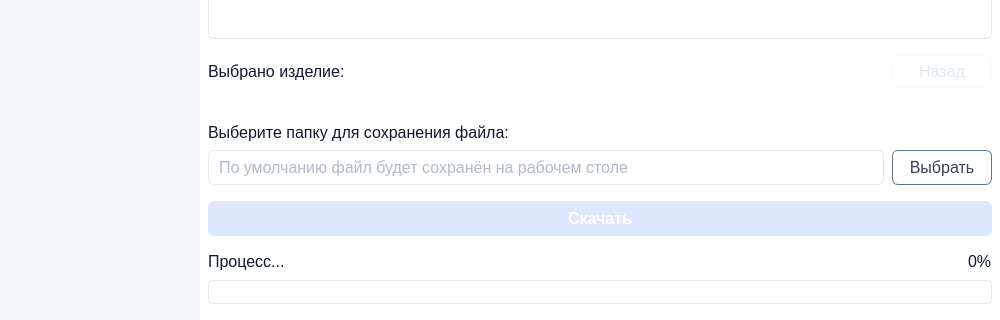
Before: the Qt Designer form ui/mainUI.ui in pntech-dev/File-Archive, drawn with Qt 5; both pictures show x 0 to 1000 and y 380 to 700 of the 1000 by 700 pixel window.
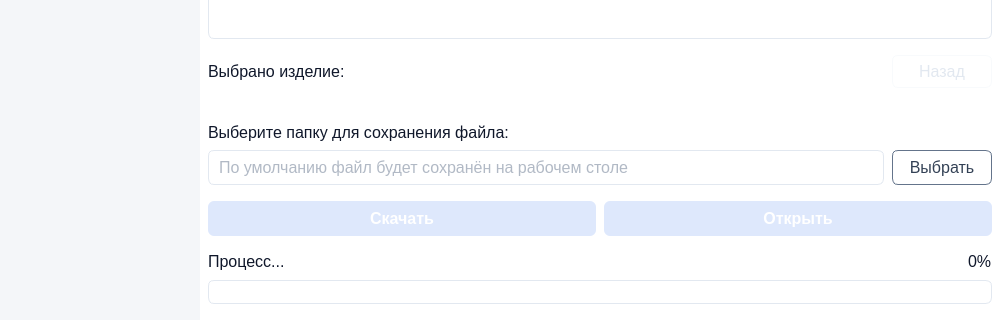
After: the same form once the commit is applied. Icons and pictures are not drawn.

Diff of the .ui file:
```diff
--- a/ui/mainUI.ui
+++ b/ui/mainUI.ui
@@ -1124,6 +1124,30 @@
             </widget>
            </item>
            <item>
+            <widget class="QFrame" name="actions_buttons_frma">
+             <property name="frameShape">
+              <enum>QFrame::StyledPanel</enum>
+             </property>
+             <property name="frameShadow">
+              <enum>QFrame::Raised</enum>
+             </property>
+             <layout class="QHBoxLayout" name="horizontalLayout_7">
+              <property name="spacing">
+               <number>8</number>
+              </property>
+              <property name="leftMargin">
+               <number>0</number>
+              </property>
+              <property name="topMargin">
+               <number>0</number>
+              </property>
+              <property name="rightMargin">
+               <number>0</number>
+              </property>
+              <property name="bottomMargin">
+               <number>0</number>
+              </property>
+              <item>
             <widget class="QPushButton" name="download_file_pushButton">
              <property name="enabled">
               <bool>false</bool>
@@ -1175,6 +1199,63 @@
              <property name="text">
               <string>Скачать</string>
              </property>
+               </widget>
+              </item>
+              <item>
+               <widget class="QPushButton" name="open_file_pushButton">
+                <property name="enabled">
+                 <bool>false</bool>
+                </property>
+                <property name="minimumSize">
+                 <size>
+                  <width>0</width>
+                  <height>35</height>
+                 </size>
+                </property>
+                <property name="font">
+                 <font>
+                  <family>MS Shell Dlg 2</family>
+                  <pointsize>12</pointsize>
+                  <weight>75</weight>
+                  <bold>true</bold>
+                 </font>
+                </property>
+                <property name="styleSheet">
+                 <string notr="true">/* === Accent Button === */
+QPushButton {
+    background-color: #2563EB;
+    color: #FFFFFF;
+	font-weight: bold;
+    border: none;
+    border-radius: 6px;
+    padding: 6px 12px;
+}
+
+/* ===Hover === */
+QPushButton:hover {
+    background-color: #5283EF;
+}
+
+/* === Pressed / Checked === */
+QPushButton:pressed,
+QPushButton:checked {
+    background-color: #124CC9;
+}
+
+/* === Disabled === */
+QPushButton:disabled {
+    background-color: #DEE8FC;
+    color: #FFFFFF; 
+    border: none;
+    border-radius: 6px;
+}</string>
+                </property>
+                <property name="text">
+                 <string>Открыть</string>
+                </property>
+               </widget>
+              </item>
+             </layout>
             </widget>
            </item>
           </layout>
```
Lines whose indentation alone changed are shown as unchanged.
